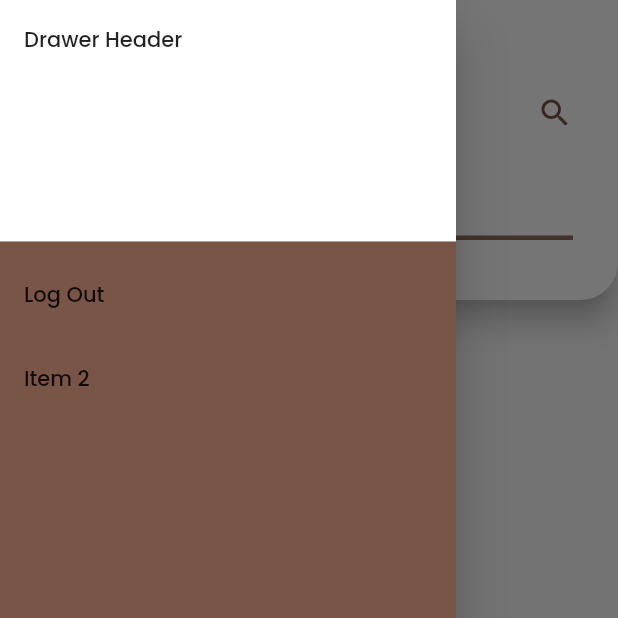
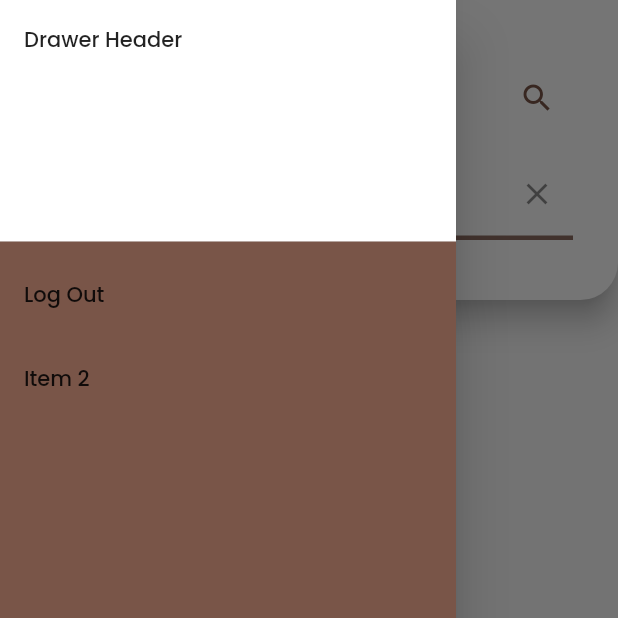
Before and after one commit to TahaMirza50/Bitesy, a Flutter app: the screen it shows once a user with an empty profile is signed in, with the side drawer open, on a phone screen of 412 x 824 dp, the top half of it. Run offline on Flutter 3.47's test engine with Material 2 defaults, Android fonts, the phone set to English and light mode, and no system bars; our stand-ins replace bloc, carousel_slider, cloud_firestore, email_validator, firebase_auth, firebase_core and 5 more; missing offline and left inert: flutter_facebook_auth, twitter_login; accounts and stored records are empty.

Commit message:
Search Page Completed

```diff
--- /dev/null
+++ b/lib/constants/firebase.dart
@@ -0,0 +1,5 @@
+import 'package:cloud_firestore/cloud_firestore.dart';
+
+class ConnectFirebase{
+  static final FirebaseFirestore firestore = FirebaseFirestore.instance;
+}
--- a/lib/repository/user_repository.dart
+++ b/lib/repository/user_repository.dart
@@ -2,10 +2,11 @@ import 'package:cloud_firestore/cloud_firestore.dart';
 import 'package:firebase_auth/firebase_auth.dart';
 import 'package:flutter/material.dart';
 import 'package:get/get.dart';
+import 'package:resturant_review_app/constants/firebase.dart';
 import 'package:resturant_review_app/model/user.dart';
 
 
-final FirebaseFirestore _firestore = FirebaseFirestore.instance;
+final FirebaseFirestore _firestore = ConnectFirebase.firestore;
 final CollectionReference _users = _firestore.collection('users');
 
 class Response{
--- a/lib/screens/search_page/bloc/search_page_bloc.dart
+++ b/lib/screens/search_page/bloc/search_page_bloc.dart
@@ -1,7 +1,10 @@
 import 'dart:async';
+import 'dart:math';
 
 import 'package:bloc/bloc.dart';
 import 'package:meta/meta.dart';
+import 'package:resturant_review_app/screens/search_page/model/restaurant_model.dart';
+import 'package:resturant_review_app/screens/search_page/repository/restaurant_repo.dart';
 
 part 'search_page_event.dart';
 part 'search_page_state.dart';
@@ -13,17 +16,35 @@ class SearchPageBloc extends Bloc<SearchPageEvent, SearchPageState> {
     on<NavigateToRestaurantPageEvent>(navigateToRestaurantPageEvent);
   }
 
-
-
-  FutureOr<void> searchPageInitialEvent(SearchPageInitialEvent event, Emitter<SearchPageState> emit) async {
+  FutureOr<void> searchPageInitialEvent(
+      SearchPageInitialEvent event, Emitter<SearchPageState> emit) async {
     emit(SearchPageLoadingState());
     await Future.delayed(const Duration(seconds: 2));
-    emit(SearchPageSuccessState());
+
+    final Response response = await RestaurantRepository.fetchRestaurantList();
+    if (response.status == 200) {
+      emit(SearchPageSuccessState(RestaurantRepository.restaurantsList));
+    } else {
+      emit(SearchPageErrorState(response.message));
+    }
   }
 
-  FutureOr<void> searchButtonPressedEvent(SearchButtonPressedEvent event, Emitter<SearchPageState> emit) {
+  FutureOr<void> searchButtonPressedEvent(
+      SearchButtonPressedEvent event, Emitter<SearchPageState> emit) async {
+    emit(SearchPageLoadingState());
+    await Future.delayed(const Duration(seconds: 2));
+
+    final Response response =
+        await RestaurantRepository.fetchRestaurantByName(event.restaurantName);
+    if (response.status == 200) {
+      emit(SearchPageSuccessState(RestaurantRepository.restaurantsList));
+    } else {
+      emit(SearchPageErrorState(response.message));
+    }
   }
 
-  FutureOr<void> navigateToRestaurantPageEvent(NavigateToRestaurantPageEvent event, Emitter<SearchPageState> emit) {
-  }
+  FutureOr<void> navigateToRestaurantPageEvent(
+      NavigateToRestaurantPageEvent event, Emitter<SearchPageState> emit) {
+        emit(NavigateToRestaurantPageState());
+      }
 }
--- a/lib/screens/search_page/bloc/search_page_event.dart
+++ b/lib/screens/search_page/bloc/search_page_event.dart
@@ -5,6 +5,9 @@ abstract class SearchPageEvent {}
 
 class SearchPageInitialEvent extends SearchPageEvent {}
 
-class SearchButtonPressedEvent extends SearchPageEvent {}
+class SearchButtonPressedEvent extends SearchPageEvent {
+  final String restaurantName;
+  SearchButtonPressedEvent(this.restaurantName);
+}
 
 class NavigateToRestaurantPageEvent extends SearchPageEvent {}
--- a/lib/screens/search_page/bloc/search_page_state.dart
+++ b/lib/screens/search_page/bloc/search_page_state.dart
@@ -3,14 +3,21 @@ part of 'search_page_bloc.dart';
 @immutable
 abstract class SearchPageState {}
 
-abstract class SearchPageActionState extends SearchPageState {}
+abstract class SearchPageActionState extends SearchPageState {
+}
 
 class SearchPageInitialState extends SearchPageState {}
 
 class SearchPageLoadingState extends SearchPageState {}
 
-class SearchPageSuccessState extends SearchPageState {}
+class SearchPageSuccessState extends SearchPageState {
+  final List<RestaurantModel> restaurants;
+  SearchPageSuccessState(this.restaurants);
+}
 
-class SearchPageErrorState extends SearchPageState {}
+class SearchPageErrorState extends SearchPageState {
+  final String error;
+  SearchPageErrorState(this.error);
+}
 
 class NavigateToRestaurantPageState extends SearchPageActionState {}
--- /dev/null
+++ b/lib/screens/search_page/repository/restaurant_repo.dart
@@ -0,0 +1,85 @@
+import 'package:cloud_firestore/cloud_firestore.dart';
+import 'package:resturant_review_app/screens/search_page/model/restaurant_model.dart';
+import '../../../constants/firebase.dart';
+import 'dart:convert';
+
+final FirebaseFirestore _firestore = ConnectFirebase.firestore;
+final CollectionReference _restaurants = _firestore.collection('restaurant');
+
+class Response {
+  int status;
+  String message;
+  Response({this.status = 0, this.message = ""});
+  int get getStatus => status;
+  String get getMessage => message;
+}
+
+class RestaurantRepository {
+  static List<RestaurantModel> restaurantsList = [];
+
+  // Future<List<RestaurantModel>> getList() => Future.value(restaurantsList);
+
+  static Future<Response> fetchRestaurantList() async {
+
+    restaurantsList = [];
+    Response response = Response();
+    try {
+      QuerySnapshot snapshot = await _restaurants.get();
+
+      if (snapshot.size > 0) {
+        for (QueryDocumentSnapshot document in snapshot.docs) {
+          Map<String, dynamic>? documentData =
+              document.data() as Map<String, dynamic>?;
+          restaurantsList.add(RestaurantModel.fromJson(documentData!));
+        }
+      }
+      response.status = 200;
+      response.message = "Restaurant read successfully";
+    } catch (error) {
+      response.status = 400;
+      response.message = error.toString();
+    }
+
+    // await _restaurants.get().then((event) {
+    //   restaurantsList = event.docs
+    //       .map((doc) => RestaurantModel.fromJson(doc.data()))
+    //       .toList();
+
+    // }).onError((error, stackTrace) {
+    //   response.status = 400;
+    //   response.message = "Something went wrong";
+    // });
+
+    return response;
+  }
+
+  static Future<Response> fetchRestaurantByName(String name) async{
+
+    restaurantsList = [];
+
+    Response response = Response();
+
+        try {
+      QuerySnapshot snapshot = await _restaurants.get();
+
+      if (snapshot.size > 0) {
+        for (QueryDocumentSnapshot document in snapshot.docs) {
+          Map<String, dynamic>? documentData =
+              document.data() as Map<String, dynamic>?;
+          String documentName = (documentData!['name'] as String).toLowerCase();
+          if (documentName.contains(name.toLowerCase())) {
+          restaurantsList.add(RestaurantModel.fromJson(documentData));
+        }
+        }
+      }
+      response.status = 200;
+      response.message = "Restaurant read successfully";
+    } catch (error) {
+      response.status = 400;
+      response.message = error.toString();
+    }
+
+    return response;
+
+  }
+}
--- a/lib/screens/search_page/ui/search_page.dart
+++ b/lib/screens/search_page/ui/search_page.dart
@@ -4,6 +4,7 @@ import 'package:flutter_bloc/flutter_bloc.dart';
 import 'package:flutter_facebook_auth/flutter_facebook_auth.dart';
 import 'package:google_sign_in/google_sign_in.dart';
 import 'package:resturant_review_app/screens/search_page/bloc/search_page_bloc.dart';
+import 'package:resturant_review_app/screens/search_page/ui/restaurant_tile_widget.dart';
 
 class SearchPage extends StatefulWidget {
   const SearchPage({super.key});
@@ -13,6 +14,7 @@ class SearchPage extends StatefulWidget {
 }
 
 class _SearchPageState extends State<SearchPage> {
+  final TextEditingController _restaurantName = TextEditingController();
   @override
   void initState() {
     searchPageBloc.add(SearchPageInitialEvent());
@@ -22,27 +24,10 @@ class _SearchPageState extends State<SearchPage> {
   final SearchPageBloc searchPageBloc = SearchPageBloc();
   @override
   Widget build(BuildContext context) {
-    return BlocConsumer<SearchPageBloc, SearchPageState>(
-      bloc: searchPageBloc,
-      listenWhen: (previous, current) => current is SearchPageActionState,
-      buildWhen: (previous, current) => current is! SearchPageActionState,
-      listener: (context, state) {
-        if (state is NavigateToRestaurantPageState) {
-          // Navigator.pushNamed(context, '/restaurant_page');
-        }
-      },
-      builder: (context, state) {
-        switch (state.runtimeType) {
-          case SearchPageLoadingState:
-            return const Center(
-              child: CircularProgressIndicator(),
-            );
-          case SearchPageSuccessState:
     return Scaffold(
         drawer: Drawer(
           backgroundColor: Colors.brown,
           child: ListView(
-                  // Important: Remove any padding from the ListView.
             padding: EdgeInsets.zero,
             children: <Widget>[
               const DrawerHeader(
@@ -52,7 +37,7 @@ class _SearchPageState extends State<SearchPage> {
                 ),
               ),
               ListTile(
-                      title: Text('Log Out'),
+                title: const Text('Log Out'),
                 onTap: () async {
                   FacebookAuth.instance.logOut();
                   GoogleSignIn().disconnect();
@@ -65,7 +50,7 @@ class _SearchPageState extends State<SearchPage> {
                 },
               ),
               ListTile(
-                      title: Text('Item 2'),
+                title: const Text('Item 2'),
                 onTap: () {
                   // Update the state of the app
                   // ...
@@ -82,34 +67,50 @@ class _SearchPageState extends State<SearchPage> {
               child: Container(
                   child: AppBar(
             flexibleSpace: Padding(
-                    padding: const EdgeInsets.symmetric(
-                        vertical: 40, horizontal: 30),
+              padding: const EdgeInsets.symmetric(vertical: 40, horizontal: 30),
               child: Column(
                 crossAxisAlignment: CrossAxisAlignment.start,
                 mainAxisAlignment: MainAxisAlignment.end,
                 children: [
                   Row(
                     mainAxisAlignment: MainAxisAlignment.spaceBetween,
-                          children: const [
-                            Text(
+                    children: [
+                      const Text(
                         'Search Restaurant',
                         style: TextStyle(
                             color: Colors.brown,
                             fontSize: 18,
                             fontWeight: FontWeight.bold),
                       ),
-                            Icon(Icons.search, color: Colors.brown)
+                      IconButton(
+                        icon: const Icon(Icons.search),
+                        color: Colors.brown,
+                        onPressed: () {
+                          if (_restaurantName.text.isNotEmpty) {
+                            searchPageBloc.add(
+                                SearchButtonPressedEvent(_restaurantName.text));
+                          }
+                        },
+                      )
                     ],
                   ),
                   const SizedBox(
                     height: 10,
                   ),
                   TextField(
+                    controller: _restaurantName,
                     style: const TextStyle(
                         decoration: TextDecoration.none,
                         color: Colors.brown,
                         fontSize: 25),
                     decoration: InputDecoration(
+                        suffixIcon: IconButton(
+                          onPressed: () {
+                            _restaurantName.clear();
+                            searchPageBloc.add(SearchPageInitialEvent());
+                          },
+                          icon: Icon(Icons.clear),
+                        ),
                         hintText: 'Type Something...',
                         hintStyle: const TextStyle(
                             color: Colors.grey,
@@ -118,8 +119,7 @@ class _SearchPageState extends State<SearchPage> {
                         border: InputBorder.none,
                         focusedBorder: const UnderlineInputBorder(
                           //<-- SEE HERE
-                                borderSide:
-                                    BorderSide(width: 3, color: Colors.brown),
+                          borderSide: BorderSide(width: 3, color: Colors.brown),
                         ),
                         enabledBorder: UnderlineInputBorder(
                           //<-- SEE HERE
@@ -147,21 +147,48 @@ class _SearchPageState extends State<SearchPage> {
             ),
           ))),
         ),
-              body: Center(
-                child: Column(
-                  mainAxisAlignment: MainAxisAlignment.center,
-                  children: const [
-                    Text(
-                      'Search Page',
-                    ),
-                  ],
-                ),
-              ),
+        body: BlocConsumer<SearchPageBloc, SearchPageState>(
+            bloc: searchPageBloc,
+            listenWhen: (previous, current) => current is SearchPageActionState,
+            buildWhen: (previous, current) => current is! SearchPageActionState,
+            listener: (context, state) {
+              if (state is NavigateToRestaurantPageState) {
+                print("pushed");
+                // Navigator.push(
+                //   context,
+                //   MaterialPageRoute(builder: (context) => const RestPage()),
+                // );
+              }
+            },
+            builder: (context, state) {
+              switch (state.runtimeType) {
+                case SearchPageLoadingState:
+                  return const Center(
+                    child: CircularProgressIndicator(),
+                  );
+                case SearchPageSuccessState:
+                  final successState = state as SearchPageSuccessState;
+                  return Padding(
+                    padding: const EdgeInsets.all(16.0),
+                    child: ListView.builder(
+                        itemCount: successState.restaurants.length,
+                        itemBuilder: (context, index) {
+                          return RestaurantTile(
+                            restaurantBloc: searchPageBloc,
+                            restaurantModel: successState.restaurants[index],
+                          );
+                        }),
+                  );
+                case SearchPageErrorState:
+                  return Center(
+                    child: Container(
+                        height: 200,
+                        width: 200,
+                        child: Image.asset('assets/images/error.png')),
                   );
                 default:
-            return SizedBox();
+                  return const SizedBox();
               }
-      },
-    );
+            }));
   }
 }
```
Also changed, not shown: lib/screens/search_page/model/restaurant.dart (deleted, +0 -34 lines), lib/screens/search_page/model/restaurant_model.dart (added, +63 -0 lines), lib/screens/search_page/ui/restaurant_tile_widget.dart (added, +91 -0 lines), assets/images/error.png (added). Lines whose indentation alone changed are shown as unchanged.
